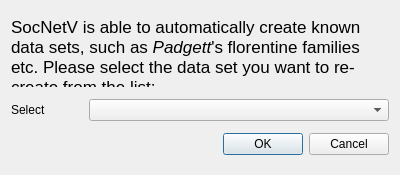
The window that trunk/src/forms/datasetselectdialog.ui (socnetv/app) describes before a commit, drawn with Qt 5.
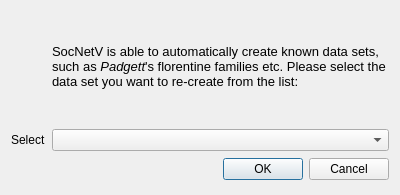
The same window after the commit. Icons and pictures are not drawn.

Commit message: -removed compiler warnings - fixed layout in dataselectdialog - added 32px socnetv icon for dialogs

The edit to the form file:
```diff
--- a/trunk/src/forms/datasetselectdialog.ui
+++ b/trunk/src/forms/datasetselectdialog.ui
@@ -2,25 +2,53 @@
 <ui version="4.0">
  <class>DataSetSelectDialog</class>
  <widget class="QDialog" name="DataSetSelectDialog">
+  <property name="enabled">
+   <bool>true</bool>
+  </property>
   <property name="geometry">
    <rect>
     <x>0</x>
     <y>0</y>
     <width>400</width>
-    <height>175</height>
+    <height>195</height>
    </rect>
   </property>
   <property name="maximumSize">
    <size>
     <width>400</width>
-    <height>175</height>
+    <height>195</height>
    </size>
   </property>
   <property name="windowTitle">
    <string>Select Data Set</string>
   </property>
-  <layout class="QVBoxLayout" name="verticalLayout">
-   <item>
+  <layout class="QGridLayout" name="gridLayout">
+   <item row="0" column="0" alignment="Qt::AlignTop">
+    <widget class="QLabel" name="description_image">
+     <property name="minimumSize">
+      <size>
+       <width>32</width>
+       <height>70</height>
+      </size>
+     </property>
+     <property name="maximumSize">
+      <size>
+       <width>32</width>
+       <height>110</height>
+      </size>
+     </property>
+     <property name="text">
+      <string>&lt;html&gt;&lt;head/&gt;&lt;body&gt;&lt;p&gt;&lt;img src=&quot;:/images/socnetv-32px.png&quot;/&gt;&lt;/p&gt;&lt;/body&gt;&lt;/html&gt;</string>
+     </property>
+     <property name="textFormat">
+      <enum>Qt::RichText</enum>
+     </property>
+     <property name="wordWrap">
+      <bool>true</bool>
+     </property>
+    </widget>
+   </item>
+   <item row="0" column="1">
     <widget class="QLabel" name="description">
      <property name="minimumSize">
       <size>
@@ -31,14 +59,14 @@
      <property name="maximumSize">
       <size>
        <width>375</width>
-       <height>70</height>
+       <height>110</height>
       </size>
      </property>
      <property name="text">
       <string>&lt;!DOCTYPE HTML PUBLIC &quot;-//W3C//DTD HTML 4.0//EN&quot; &quot;http://www.w3.org/TR/REC-html40/strict.dtd&quot;&gt;
 &lt;html&gt;&lt;head&gt;&lt;meta name=&quot;qrichtext&quot; content=&quot;1&quot; /&gt;&lt;style type=&quot;text/css&quot;&gt;
 p, li { white-space: pre-wrap; }
-&lt;/style&gt;&lt;/head&gt;&lt;body style=&quot; font-family:'.Lucida Grande UI'; font-size:13pt; font-weight:400; font-style:normal;&quot;&gt;
+&lt;/style&gt;&lt;/head&gt;&lt;body style=&quot; font-family:'Ubuntu'; font-size:10pt; font-weight:400; font-style:normal;&quot;&gt;
 &lt;p style=&quot; margin-top:0px; margin-bottom:0px; margin-left:0px; margin-right:0px; -qt-block-indent:0; text-indent:0px;&quot;&gt;&lt;span style=&quot; font-family:'DejaVu Sans';&quot;&gt;SocNetV is able to automatically create known data sets, such as &lt;/span&gt;&lt;span style=&quot; font-family:'DejaVu Sans'; font-style:italic;&quot;&gt;Padgett&lt;/span&gt;&lt;span style=&quot; font-family:'DejaVu Sans';&quot;&gt;'s florentine families etc. Please select the data set you want to re-create from the list: &lt;/span&gt;&lt;/p&gt;&lt;/body&gt;&lt;/html&gt;</string>
      </property>
      <property name="textFormat">
@@ -49,21 +77,22 @@
      </property>
     </widget>
    </item>
-   <item>
-    <layout class="QHBoxLayout" name="horizLayout">
-     <item>
+   <item row="1" column="0">
       <widget class="QLabel" name="selectLabel">
        <property name="text">
         <string>Select</string>
        </property>
       </widget>
      </item>
-     <item>
+   <item row="1" column="1">
       <widget class="QComboBox" name="selectBox">
+     <property name="enabled">
+      <bool>true</bool>
+     </property>
        <property name="minimumSize">
         <size>
          <width>300</width>
-         <height>0</height>
+       <height>20</height>
         </size>
        </property>
        <property name="cursor">
@@ -74,9 +103,7 @@
        </property>
       </widget>
      </item>
-    </layout>
-   </item>
-   <item>
+   <item row="2" column="0" colspan="2">
     <widget class="QDialogButtonBox" name="buttonBox">
      <property name="orientation">
       <enum>Qt::Horizontal</enum>
```
Lines whose indentation alone changed are shown as unchanged. The commit also changes 10 other files.
